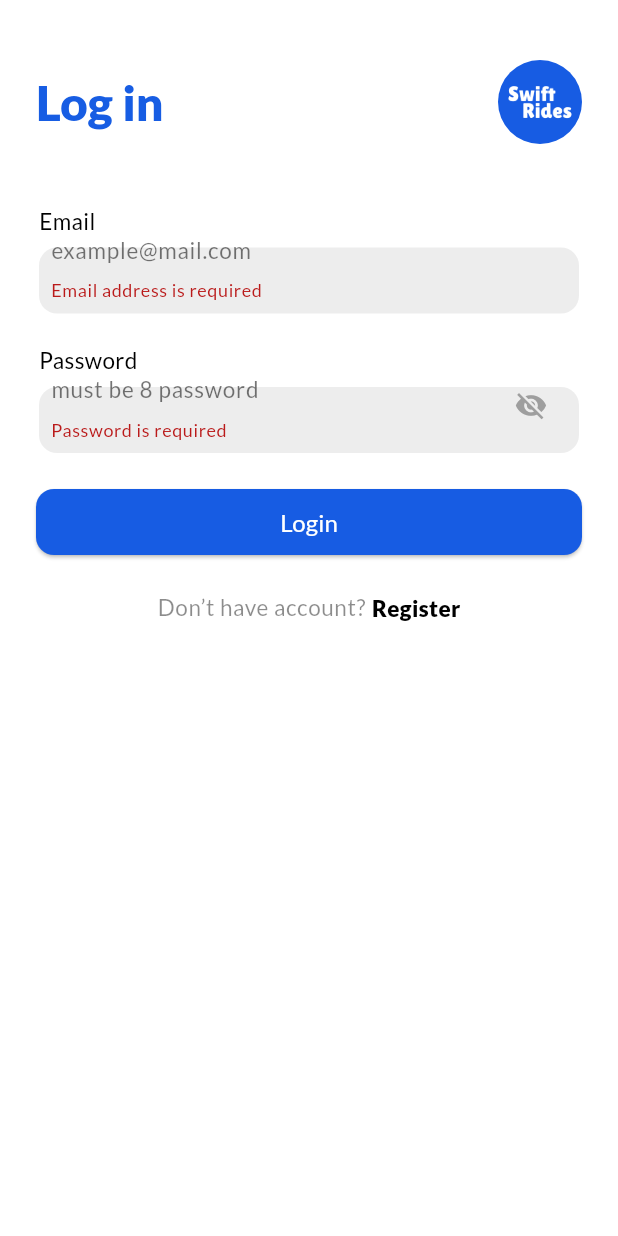
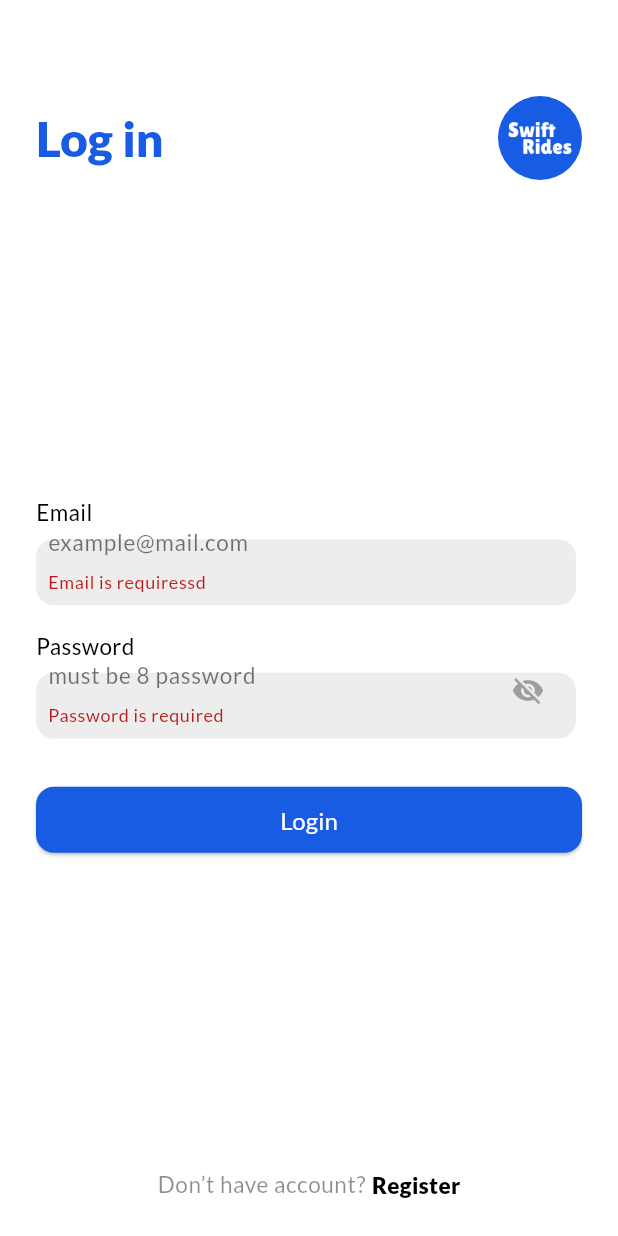
Before and after one commit to aurelwidyanti/swift_rides, a Flutter app: the LoginScreen screen opened directly, after a tap on "Login", on a phone screen of 412 x 824 dp. Run offline on Flutter 3.47's test engine with Material 3 defaults, Android fonts, the phone set to English and light mode, and no system bars; our stand-ins replace form_field_validator, google_fonts, hugeicons, shared_preferences, syncfusion_flutter_datepicker; accounts and stored records are empty.

Commit message:
refactor: Update LoginScreen to use form_field_validator and improve layout

```diff
--- a/lib/views/auth/login_screen.dart
+++ b/lib/views/auth/login_screen.dart
@@ -1,10 +1,11 @@
 import 'dart:convert';
 
 import 'package:flutter/material.dart';
+import 'package:form_field_validator/form_field_validator.dart';
 import 'package:swift_rides/helpers/sp_helper.dart';
 import 'package:swift_rides/services/api_sevices.dart';
 import 'package:swift_rides/utils/entrypoint.dart';
-import 'package:swift_rides/views/auth/register_screen.dart';
+import 'package:swift_rides/views/auth/account_setup/name_screen.dart';
 import 'package:swift_rides/views/auth/widgets/auth_text_field.dart';
 import 'package:swift_rides/widgets/custom_button.dart';
 
@@ -104,14 +105,15 @@ class _LoginScreenState extends State<LoginScreen> {
   Widget build(BuildContext context) {
     return Scaffold(
       backgroundColor: Colors.white,
-      body: SafeArea(
-        child: SingleChildScrollView(
-          padding: const EdgeInsets.fromLTRB(24, 40, 24, 40),
+      body: Padding(
+        padding: const EdgeInsets.all(24),
         child: Column(
           crossAxisAlignment: CrossAxisAlignment.start,
-            mainAxisAlignment: MainAxisAlignment.center,
+          mainAxisAlignment: MainAxisAlignment.start,
           children: [
-              Row(
+            Container(
+              padding: const EdgeInsets.only(top: 40),
+              child: Row(
                 mainAxisAlignment: MainAxisAlignment.spaceBetween,
                 children: [
                   Text(
@@ -119,7 +121,7 @@ class _LoginScreenState extends State<LoginScreen> {
                     style: Theme.of(context).textTheme.headlineSmall!.copyWith(
                           fontWeight: FontWeight.w900,
                           fontSize: 32,
-                          color: const Color.fromRGBO(23, 93, 227, 1),
+                          color: const Color.fromRGBO(23, 92, 227, 1),
                         ),
                   ),
                   ClipOval(
@@ -132,7 +134,8 @@ class _LoginScreenState extends State<LoginScreen> {
                   ),
                 ],
               ),
-              const SizedBox(height: 40),
+            ),
+            const Spacer(),
             Form(
               key: _formKey,
               child: Column(
@@ -143,18 +146,23 @@ class _LoginScreenState extends State<LoginScreen> {
                     hintText: "example@mail.com",
                     textInputAction: TextInputAction.next,
                     keyboardType: TextInputType.emailAddress,
-                      validator: (value) =>
-                          value!.isEmpty ? "Email address is required" : null,
+                    validator: MultiValidator([
+                      RequiredValidator(errorText: "Email is requiressd"),
+                      EmailValidator(errorText: "Invalid email format"),
+                    ]).call,
                     focusNode: _emailFocusNode,
                   ),
-                    const SizedBox(height: 20),
+                  const SizedBox(height: 16),
                   AuthTextField(
                     labelText: "Password",
                     controller: _passwordController,
                     hintText: "must be 8 password",
                     obscureText: _obscureText,
-                      validator: (value) =>
-                          value!.isEmpty ? "Password is required" : null,
+                    validator: MultiValidator([
+                      RequiredValidator(errorText: "Password is required"),
+                      MinLengthValidator(8,
+                          errorText: "Password must be at least 8 characters"),
+                    ]).call,
                     focusNode: FocusNode(),
                     onSuffixIconTap: () {
                       setState(
@@ -164,7 +172,10 @@ class _LoginScreenState extends State<LoginScreen> {
                       );
                     },
                   ),
-                    const SizedBox(height: 24),
+                ],
+              ),
+            ),
+            const SizedBox(height: 32),
             SizedBox(
               width: double.infinity,
               height: 44,
@@ -173,10 +184,7 @@ class _LoginScreenState extends State<LoginScreen> {
                 onPressed: () => _login(context),
               ),
             ),
-                  ],
-                ),
-              ),
-              const SizedBox(height: 24),
+            const Spacer(),
             Center(
               child: Row(
                 mainAxisAlignment: MainAxisAlignment.center,
@@ -193,7 +201,7 @@ class _LoginScreenState extends State<LoginScreen> {
                     onTap: () => Navigator.push(
                       context,
                       MaterialPageRoute(
-                          builder: (context) => const RegisterScreen(),
+                        builder: (context) => NameScreen(),
                       ),
                     ),
                     child: const Text(
@@ -210,7 +218,6 @@ class _LoginScreenState extends State<LoginScreen> {
           ],
         ),
       ),
-      ),
     );
   }
 }
```
Lines whose indentation alone changed are shown as unchanged.
